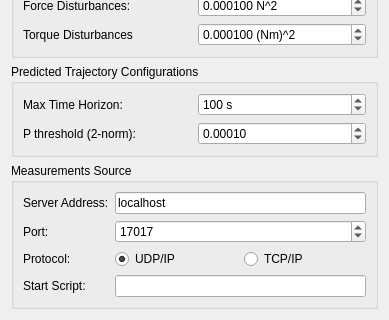
Above: src/ReaK/gui_qt/ui/target_predictor_config.ui from mikael-s-persson/ReaK before the change; both pictures show x 0 to 389 and y 507 to 827 of the 389 by 827 pixel window. Below: the same form after it.
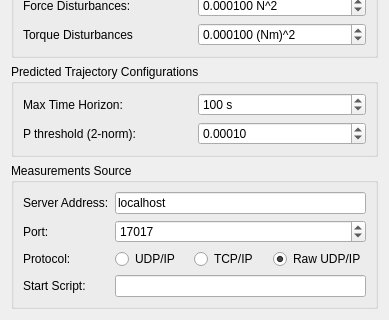
That is the form after the change.

Commit message: Prepared much of the code for target prediction in on-line planner. Still have some coding to go.

```diff
--- a/src/ReaK/gui_qt/ui/target_predictor_config.ui
+++ b/src/ReaK/gui_qt/ui/target_predictor_config.ui
@@ -607,7 +607,7 @@
             <string>UDP/IP</string>
            </property>
            <property name="checked">
-            <bool>true</bool>
+            <bool>false</bool>
            </property>
           </widget>
          </item>
@@ -618,6 +618,16 @@
            </property>
           </widget>
          </item>
+         <item>
+          <widget class="QRadioButton" name="raw_udp_radio">
+           <property name="text">
+            <string>Raw UDP/IP</string>
+           </property>
+           <property name="checked">
+            <bool>true</bool>
+           </property>
+          </widget>
+         </item>
         </layout>
        </widget>
       </item>
```
The commit also changes 14 other files.
